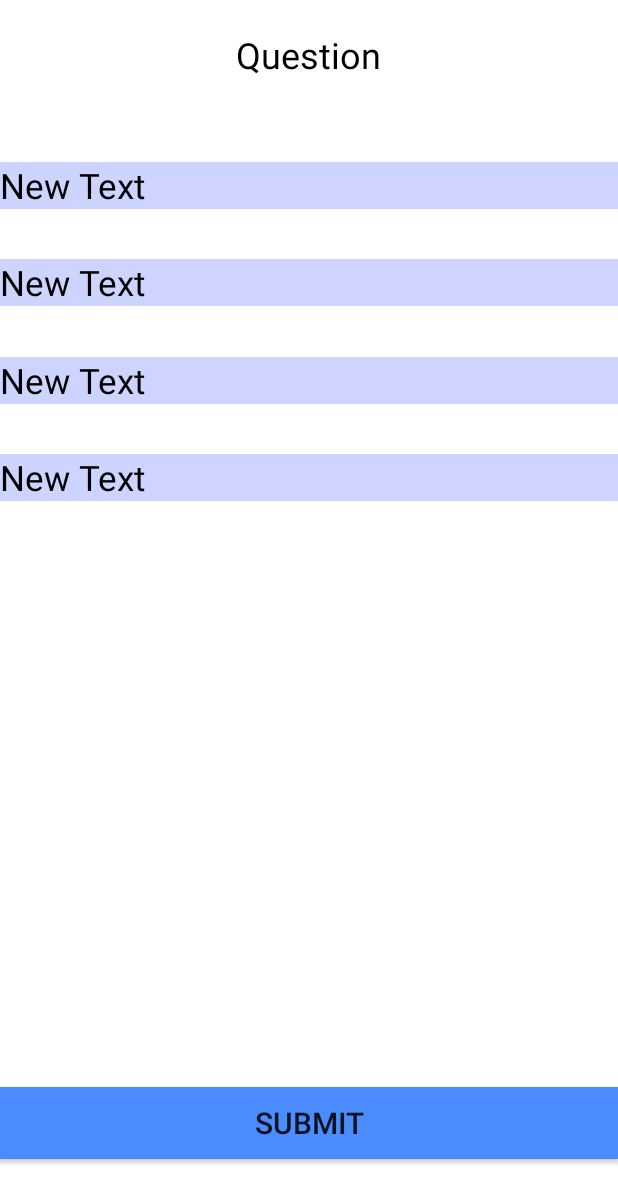
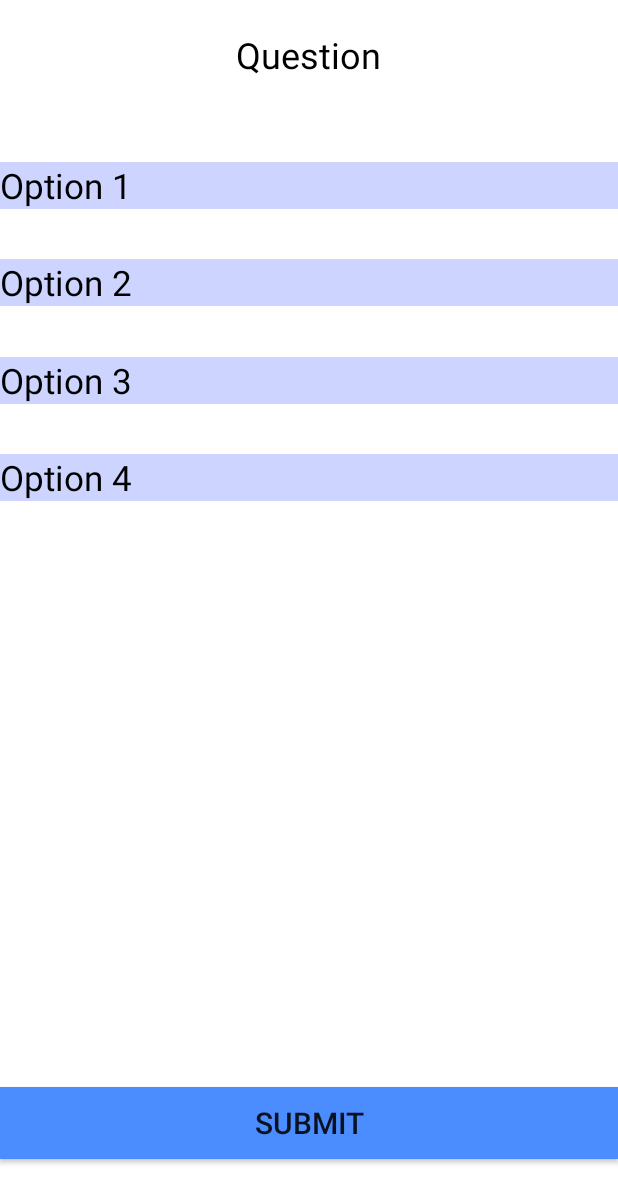
Before and after one commit to jbeale/QuizMe, an Android app: the layout activity_take_quiz.xml on its own in the app's theme, with its tools: preview values and no code run, on a phone screen of 412 x 824 dp. Shown: the top 1203 px of the screen. Run offline under Robolectric (Android 15) with nearby library versions, the phone set to English and light mode, and no system bars.

Commit message:
Changed takequiz and makequiz somewhat

```diff
--- a/android/QuizWhiz/app/src/main/java/com/whiz/quiz/quizwhiz/model/ChoiceDataModel.java
+++ b/android/QuizWhiz/app/src/main/java/com/whiz/quiz/quizwhiz/model/ChoiceDataModel.java
@@ -8,7 +8,7 @@ import java.util.List;
  */
 public class ChoiceDataModel {
     private String prompt;
-    private List<ChoiceModel> choices = new ArrayList<>();
+    private List<ChoiceModel> choices = new ArrayList<>(); //TODO something wrong with this
 
     public String getPrompt() {
         return prompt;
--- a/android/QuizWhiz/app/src/main/java/com/whiz/quiz/quizwhiz/service/Api.java
+++ b/android/QuizWhiz/app/src/main/java/com/whiz/quiz/quizwhiz/service/Api.java
@@ -52,11 +52,11 @@ public interface Api {
         Callback<RestResponse<LoginResponseBody>> callback
      );
 
-    @GET("/question/list") //TODO Not doing this right :(
+    @GET("/question/list") //TODO Not doing this right
     void getQuestions(Callback<RestResponse<List<MultipleChoiceQuestionModel>>> callback);
 
     @FormUrlEncoded
-    @POST("/question/{id}")//TODO get id of the question
+    @POST("/question/{id}")//TODO get id of the question in Activity
     void editQuestion(
             @Path("id") int id,
             @Field("questionName") String questionName,
--- a/android/QuizWhiz/app/src/main/res/layout/activity_take_quiz.xml
+++ b/android/QuizWhiz/app/src/main/res/layout/activity_take_quiz.xml
@@ -9,7 +9,7 @@
         android:layout_width="wrap_content"
         android:layout_height="wrap_content"
         android:text="Question"
-        android:id="@+id/textView_question"
+        android:id="@+id/textViewQuestion"
         android:textSize="24dp"
         android:layout_alignParentTop="true"
         android:layout_centerHorizontal="true"
@@ -19,9 +19,9 @@
     <TextView
         android:layout_width="wrap_content"
         android:layout_height="wrap_content"
-        android:text="New Text"
-        android:id="@+id/textView"
-        android:layout_below="@+id/textView_question"
+        android:text="Option 1"
+        android:id="@+id/textOption1"
+        android:layout_below="@+id/textViewQuestion"
         android:layout_marginTop="55dp"
         android:textSize="23dp"
         android:layout_alignParentRight="true"
@@ -35,9 +35,9 @@
     <TextView
         android:layout_width="wrap_content"
         android:layout_height="wrap_content"
-        android:text="New Text"
-        android:id="@+id/textView2"
-        android:layout_below="@+id/textView_question"
+        android:text="Option 2"
+        android:id="@+id/textOption2"
+        android:layout_below="@+id/textViewQuestion"
         android:layout_marginTop="120dp"
         android:textSize="23dp"
         android:layout_alignParentRight="true"
@@ -51,9 +51,9 @@
     <TextView
         android:layout_width="wrap_content"
         android:layout_height="wrap_content"
-        android:text="New Text"
-        android:id="@+id/textView3"
-        android:layout_below="@+id/textView_question"
+        android:text="Option 3"
+        android:id="@+id/textOption3"
+        android:layout_below="@+id/textViewQuestion"
         android:layout_marginTop="185dp"
         android:textSize="23dp"
         android:layout_alignParentRight="true"
@@ -67,9 +67,9 @@
     <TextView
         android:layout_width="wrap_content"
         android:layout_height="wrap_content"
-        android:text="New Text"
-        android:id="@+id/textView4"
-        android:layout_below="@+id/textView_question"
+        android:text="Option 4"
+        android:id="@+id/textOption4"
+        android:layout_below="@+id/textViewQuestion"
         android:layout_marginTop="250dp"
         android:textSize="23dp"
         android:layout_alignParentRight="true"
```
Also changed, not shown: android/QuizWhiz/app/src/main/java/com/whiz/quiz/quizwhiz/TakeQuiz.java (added, +28 -0 lines), android/QuizWhiz/app/src/main/java/com/whiz/quiz/quizwhiz/WaitQuiz.java (+15 -1 lines), android/QuizWhiz/app/src/main/res/layout/activity_wait_quiz.xml (+9 -0 lines).
